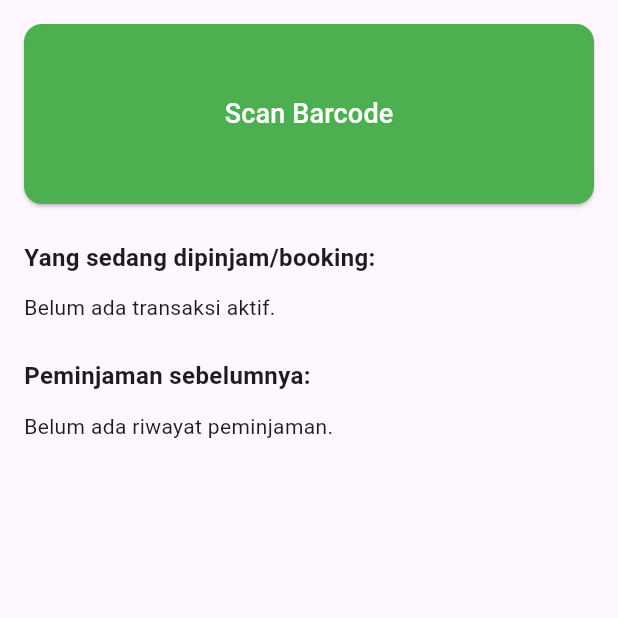
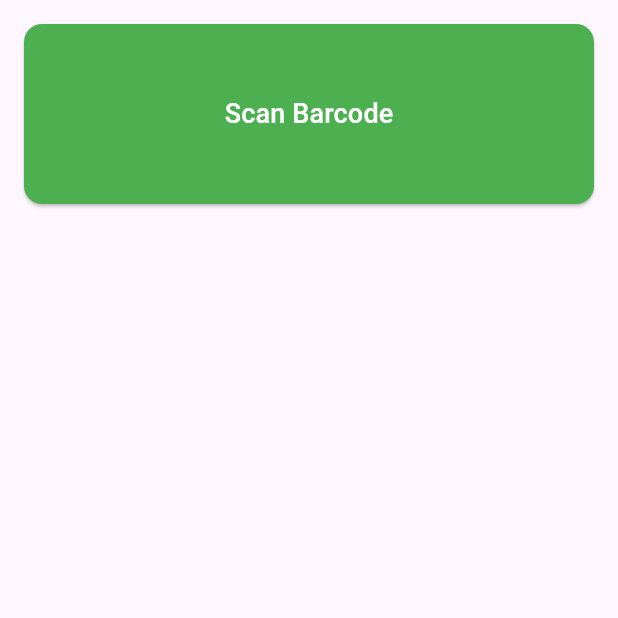
Before and after one commit to mhmdnurulkarim/libra_scan, a Flutter app: the HomeUserScreen screen opened directly, on a phone screen of 412 x 824 dp, the top half of it. Run offline on Flutter 3.47's test engine with Material 3 defaults, Android fonts, the phone set to English and light mode, and no system bars; our stand-ins replace cloud_firestore, firebase_auth, firebase_core, fl_chart, get, google_sign_in and 3 more; missing offline and left inert: mobile_scanner; accounts and stored records are empty.

Commit message:
feat: fitur yg belum tinggal laporan, selebihnya sudah oke tapi belum terlalu optimal tidak masalah

```diff
--- a/lib/presentation/screens/book/book_detail_screen.dart
+++ b/lib/presentation/screens/book/book_detail_screen.dart
@@ -236,7 +236,7 @@ class _BookDetailScreenState extends State<BookDetailScreen> {
                     );
                   },
                   color: ColorConstant.greenColor,
-                  child: const Text('Ingin Pinjam', style: TextStyle(color: Colors.white)),
+                  child: const Text('Masukkan ke Keranjang', style: TextStyle(color: Colors.white)),
                 ),
               ],
             ),
--- a/lib/presentation/screens/home/home_user_screen.dart
+++ b/lib/presentation/screens/home/home_user_screen.dart
@@ -1,20 +1,32 @@
-import 'package:cloud_firestore/cloud_firestore.dart';
 import 'package:flutter/material.dart';
 import 'package:get/get.dart';
-
 import '../../../common/constants/color_constans.dart';
 import '../../controllers/home_user_controller.dart';
 import '../../widgets/request_book_card.dart';
 
-class HomeUserScreen extends StatefulWidget {
-  const HomeUserScreen({super.key});
+class HomeUserScreen extends StatelessWidget {
+  HomeUserScreen({super.key});
 
-  @override
-  State<HomeUserScreen> createState() => _HomeUserScreenState();
-}
+  final controller = Get.put(HomeUserController());
 
-class _HomeUserScreenState extends State<HomeUserScreen> {
-  final controller = Get.put(HomeUserController());
+  String getStatusTitle(String status) {
+    switch (status) {
+      case 'borrowed':
+        return 'Buku sedang dipinjam:';
+      case 'waiting for borrow':
+        return 'Ingin pinjam buku:';
+      case 'waiting for booking':
+        return 'Ingin booking buku:';
+      case 'booking':
+        return 'Buku sedang dibooking:';
+      case 'take a book':
+        return 'Ingin ambil booking buku:';
+      case 'waiting for return':
+        return 'Ingin mengembalikan buku:';
+      default:
+        return 'Daftar Keranjang Buku:';
+    }
+  }
 
   @override
   Widget build(BuildContext context) {
@@ -38,55 +50,72 @@ class _HomeUserScreenState extends State<HomeUserScreen> {
               ),
             ),
             const SizedBox(height: 24),
-            const Text(
-              'Yang sedang dipinjam/booking:',
-              style: TextStyle(fontSize: 16, fontWeight: FontWeight.bold),
-            ),
-            const SizedBox(height: 12),
+
             Obx(() {
               final transactions = controller.currentTransactions;
+              if (transactions.isEmpty) return const SizedBox();
 
-              if (transactions.isEmpty) {
-                return const Text("Belum ada transaksi aktif.");
-              }
+              final status = transactions.first['status'];
+              final title = getStatusTitle(status);
 
               return Column(
-                children:
-                    transactions.map((tx) {
-                      return RequestBookCard(
-                        name: tx['name'] ?? 'User',
-                        date: tx['created_at'] as Timestamp?,
-                        books: tx['book_count'] ?? 0,
-                        onTap:
-                            () => controller.goToDetail(tx['transaction_id']),
-                      );
-                    }).toList(),
+                crossAxisAlignment: CrossAxisAlignment.start,
+                children: [
+                  Text(
+                    title,
+                    style: const TextStyle(
+                      fontSize: 16,
+                      fontWeight: FontWeight.bold,
+                    ),
+                  ),
+                  const SizedBox(height: 12),
+                  ...transactions.map(
+                    (data) => RequestBookCard(
+                      name: data['name'] ?? 'User',
+                      date: data['created_at'],
+                      books: data['book_count'] ?? 0,
+                      onTap:
+                          () => Get.toNamed(
+                            '/transaction-user',
+                            arguments: {
+                              'transaction_id': data['transaction_id'],
+                            },
+                          ),
+                    ),
+                  ),
+                ],
               );
             }),
-            const SizedBox(height: 24),
-            const Text(
-              'Peminjaman sebelumnya:',
-              style: TextStyle(fontSize: 16, fontWeight: FontWeight.bold),
-            ),
+
             const SizedBox(height: 12),
+
             Obx(() {
               final past = controller.pastLoans;
-
-              if (past.isEmpty) {
-                return const Text("Belum ada riwayat peminjaman.");
-              }
+              if (past.isEmpty) return const SizedBox();
 
               return Column(
-                children:
-                    past.map((tx) {
-                      return RequestBookCard(
-                        name: tx['name'] ?? 'User',
-                        date: tx['created_at'] as Timestamp?,
-                        books: tx['book_count'] ?? 0,
-                        onTap:
-                            () => controller.goToDetail(tx['transaction_id']),
-                      );
-                    }).toList(),
+                crossAxisAlignment: CrossAxisAlignment.start,
+                children: [
+                  const Text(
+                    'Peminjaman sebelumnya:',
+                    style: TextStyle(fontSize: 16, fontWeight: FontWeight.bold),
+                  ),
+                  const SizedBox(height: 12),
+                  ...past.map(
+                    (data) => RequestBookCard(
+                      name: data['name'] ?? 'User',
+                      date: data['created_at'],
+                      books: data['book_count'] ?? 0,
+                      onTap:
+                          () => Get.toNamed(
+                            '/transaction-user',
+                            arguments: {
+                              'transaction_id': data['transaction_id'],
+                            },
+                          ),
+                    ),
+                  ),
+                ],
               );
             }),
           ],
--- a/lib/presentation/screens/transaction/transaction_admin_screen.dart
+++ b/lib/presentation/screens/transaction/transaction_admin_screen.dart
@@ -133,7 +133,7 @@ class _TransactionAdminScreenState extends State<TransactionAdminScreen> {
                       style: TextStyle(color: Colors.white),
                     ),
                   ),
-                ] else if (currentStatus == 'borrowed') ...[
+                ] else if (currentStatus == 'waiting for return') ...[
                   MyButton(
                     onPressed:
                         () => transactionController.returnWithPenaltyCheck(
--- a/lib/presentation/screens/transaction/transaction_user_screen.dart
+++ b/lib/presentation/screens/transaction/transaction_user_screen.dart
@@ -90,7 +90,7 @@ class _TransactionUserScreenState extends State<TransactionUserScreen> {
                 child: Column(
                   mainAxisSize: MainAxisSize.min,
                   children: [
-                    if (currentStatus != 'borrowed') ...[
+                    if (currentStatus == 'waiting for borrow' || currentStatus == 'waiting for booking') ...[
                       MyButton(
                         onPressed:
                             () => transactionController.updateTransactionStatus(
@@ -144,6 +144,8 @@ class _TransactionUserScreenState extends State<TransactionUserScreen> {
                           style: TextStyle(color: Colors.white),
                         ),
                       ),
+                    ] else ...[
+                      const SizedBox(),
                     ],
                   ],
                 ),
```
Also changed, not shown: lib/presentation/controllers/book_controller.dart (+43 -3 lines), lib/presentation/controllers/home_admin_controller.dart (+34 -48 lines), lib/presentation/controllers/home_user_controller.dart (+20 -25 lines), lib/presentation/screens/book/book_management_screen.dart (+46 -46 lines), lib/presentation/screens/home/home_admin_screen.dart (+57 -52 lines), 5 other files.
